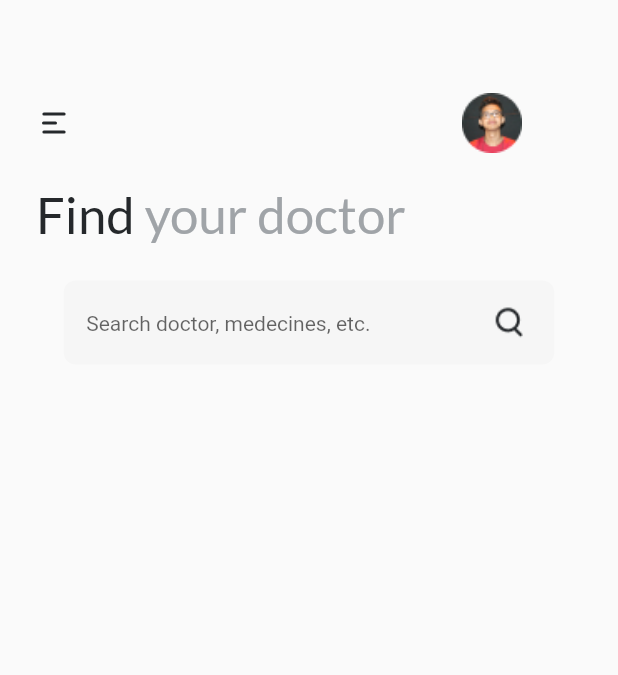
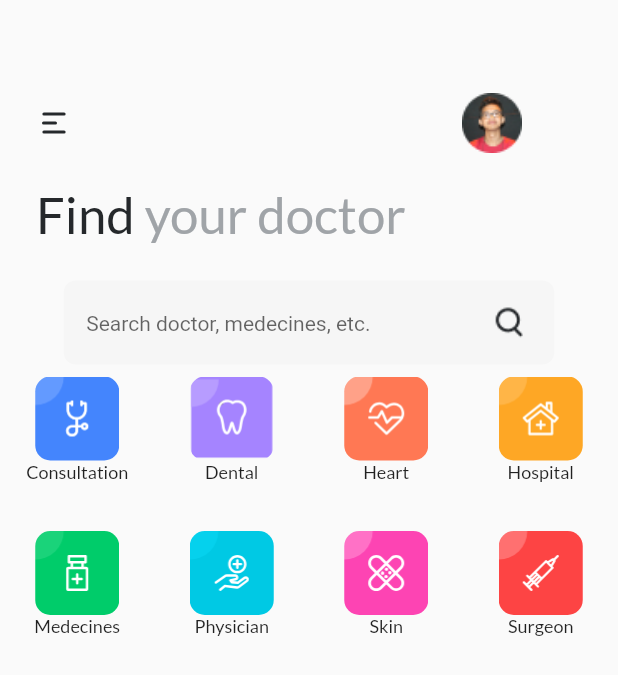
Before and after one commit to Krt-dev/Find_your_doctor, a Flutter app: the screen it shows after launch, on a phone screen of 412 x 824 dp. Shown: the top 675 px of the screen. Run offline on Flutter 3.47's test engine with Material 2 defaults, Android fonts, the phone set to English and light mode, and no system bars; our stand-ins replace flutter_rating_bar, flutter_svg_provider, google_fonts.

Commit message:
complete grid Icons
just move it to the grid icons file because you made it in the first page file

```diff
--- a/flutter-doctor-app-main/starter/doctor_app/lib/components/first_page.dart
+++ b/flutter-doctor-app-main/starter/doctor_app/lib/components/first_page.dart
@@ -5,6 +5,7 @@ import 'package:flutter_doctor_app/components/search_bar.dart';
 import 'package:flutter_doctor_app/components/second_page.dart';
 import 'package:flutter_doctor_app/components/doctor_tab.dart';
 import 'package:flutter_svg_provider/flutter_svg_provider.dart';
+import 'package:google_fonts/google_fonts.dart';
 
 class MyFirstPage extends StatefulWidget {
   const MyFirstPage({Key? key}) : super(key: key);
@@ -16,12 +17,58 @@ class MyFirstPage extends StatefulWidget {
 class _MyFirstPageState extends State<MyFirstPage> {
   @override
   Widget build(BuildContext context) {
-    return const Column(children: [
-      AppBarComponent(),
-      Padding(
+    final List<Map> data = [
+      {
+        'id': 1,
+        'link': 'assets/svg/img-consultation.svg',
+        'title': 'Consultation'
+      },
+      {'id': 2, 'link': 'assets/svg/img-dental.svg', 'title': 'Dental'},
+      {'id': 3, 'link': 'assets/svg/img-heart.svg', 'title': 'Heart'},
+      {'id': 4, 'link': 'assets/svg/img-hospital.svg', 'title': 'Hospital'},
+      {'id': 5, 'link': 'assets/svg/img-medicine.svg', 'title': 'Medecines'},
+      {'id': 6, 'link': 'assets/svg/img-physician.svg', 'title': 'Physician'},
+      {'id': 7, 'link': 'assets/svg/img-skin.svg', 'title': 'Skin'},
+      {'id': 8, 'link': 'assets/svg/img-surgeon.svg', 'title': 'Surgeon'},
+    ];
+    return Column(children: [
+      const AppBarComponent(),
+      const Padding(
         padding: EdgeInsets.only(top: 24),
         child: Material(child: SearchingBar()),
       ),
+      SizedBox(
+        height: 300,
+        width: 500,
+        child: GridView.builder(
+          gridDelegate: const SliverGridDelegateWithFixedCrossAxisCount(
+              crossAxisCount: 4),
+          itemCount: 8,
+          itemBuilder: (context, index) {
+            return Padding(
+              padding: const EdgeInsets.all(8.0),
+              child: Column(
+                children: [
+                  Container(
+                    height: 56,
+                    width: 56,
+                    decoration: BoxDecoration(
+                        borderRadius: BorderRadius.circular(10),
+                        image: DecorationImage(
+                            image: Svg(data[index]['link']),
+                            fit: BoxFit.cover)),
+                  ),
+                  Text(
+                    data[index]['title'],
+                    style: GoogleFonts.lato(
+                        fontSize: 12, fontWeight: FontWeight.w400),
+                  )
+                ],
+              ),
+            );
+          },
+        ),
+      )
     ]);
   }
 }
--- a/flutter-doctor-app-main/starter/doctor_app/lib/components/search_bar.dart
+++ b/flutter-doctor-app-main/starter/doctor_app/lib/components/search_bar.dart
@@ -1,5 +1,4 @@
 import 'package:flutter/material.dart';
-import 'package:google_fonts/google_fonts.dart';
 
 class SearchingBar extends StatelessWidget {
   const SearchingBar({Key? key}) : super(key: key);
```
